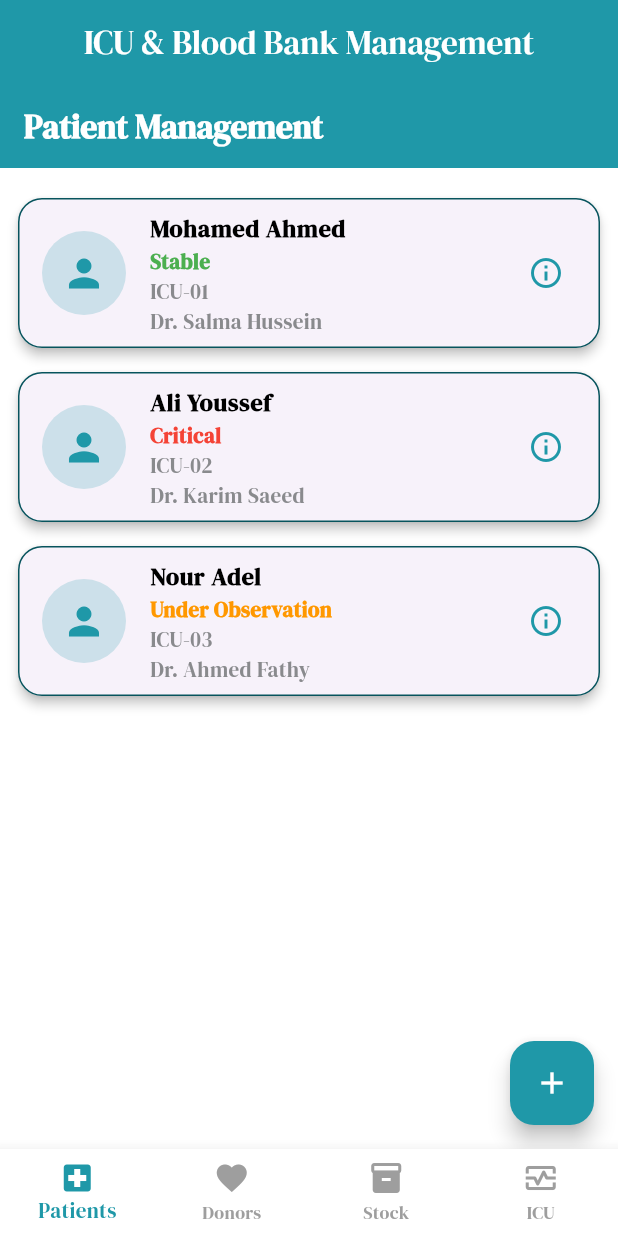
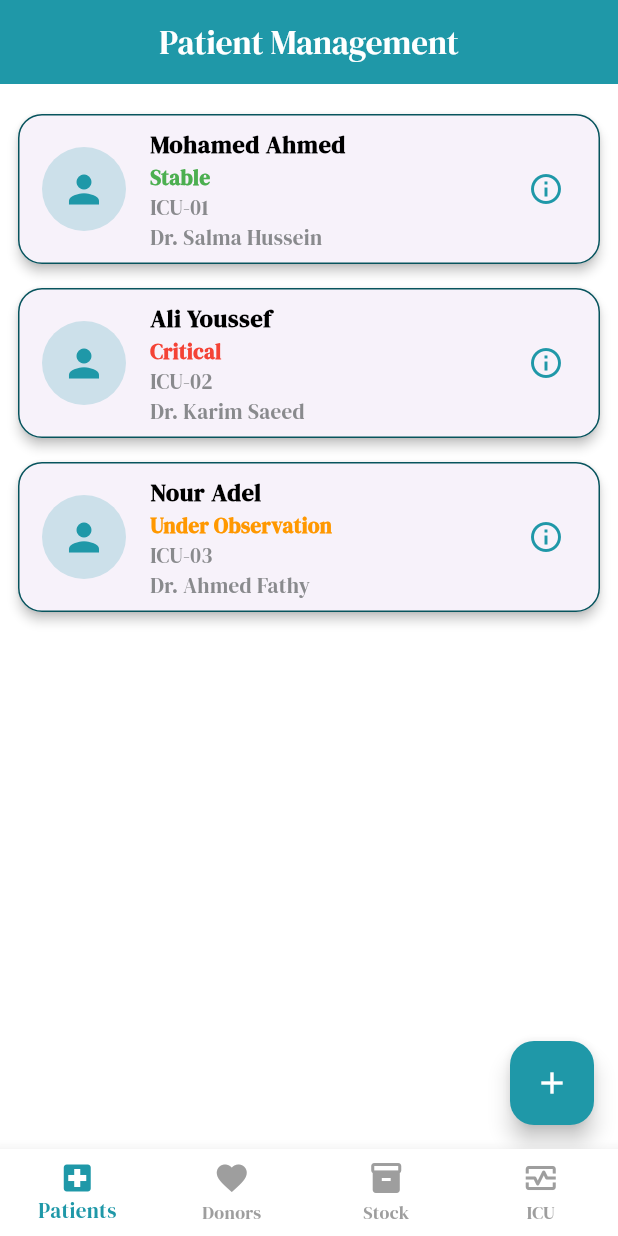
Before and after one commit to abdelrahmankhaled0/final-project, a Flutter app: the HomeScreen screen opened by its route, on a phone screen of 412 x 824 dp. Run offline on Flutter 3.47's test engine with Material 3 defaults, Android fonts, the phone set to English and light mode, and no system bars; our stand-ins replace gap, go_router, smooth_page_indicator.

Commit message:
some modifications

```diff
--- a/lib/features/home_screen/presentation/homeScreen.dart
+++ b/lib/features/home_screen/presentation/screens/home_screen.dart
@@ -1,12 +1,9 @@
 import 'package:final_project/core/utils/colors.dart';
-import 'package:final_project/features/home_screen/presentation/bloodDonors.dart';
-import 'package:final_project/features/home_screen/presentation/bloodStock.dart';
-import 'package:final_project/features/home_screen/presentation/icuScreen.dart';
-import 'package:final_project/features/home_screen/presentation/patients.dart';
+import 'package:final_project/features/blood_donors/presentation/screens/blood_donors.dart';
+import 'package:final_project/features/blood_stook/presentation/screen/blood_stock.dart';
+import 'package:final_project/features/icu/presentation/screen/icu_screen.dart';
+import 'package:final_project/features/patient/presentation/screen/patients_screen.dart';
 import 'package:flutter/material.dart';
-import '../../../core/routes/navigations.dart';
-import '../../../core/routes/routes.dart';
-
 
 class HomeScreen extends StatefulWidget {
   const HomeScreen({super.key});
@@ -20,28 +17,22 @@ class _HomeScreenState extends State<HomeScreen> {
 
   // Pages
   static final List<Widget> _pages = <Widget>[
-    Center(
-      child:
-        PatientScreen()
-    ),
-    const Center(
-      child:
-        BloodDonorsScreen()
-    ),
-    const Center(
-      child: BloodStockScreen(),
-    ),
-    const Center(
-      child:
-      ICUBedsScreen(),
+    Center(child: PatientScreen()),
+    const Center(child: BloodDonorsScreen()),
+    const Center(child: BloodStockScreen()),
+    const Center(child: ICUBedsScreen()),
+  ];
 
-    ),
+  List<String> appBarTitles = [
+    "Patient Management",
+    "Blood Donors",
+    "Blood Stock",
+    "ICU Beds Management",
   ];
 
   void _onItemTapped(int index) {
     setState(() {
       _selectedIndex = index;
-
     });
   }
 
@@ -49,7 +40,10 @@ class _HomeScreenState extends State<HomeScreen> {
   Widget build(BuildContext context) {
     return Scaffold(
       appBar: AppBar(
-        title: const Text('ICU & Blood Bank Management',style: TextStyle(color: Colors.white),),
+        title: Text(
+          appBarTitles[_selectedIndex],
+          style: TextStyle(color: Colors.white),
+        ),
         centerTitle: true,
         backgroundColor: AppColors.primaryColor,
       ),
@@ -66,14 +60,8 @@ class _HomeScreenState extends State<HomeScreen> {
             icon: Icon(Icons.local_hospital),
             label: 'Patients',
           ),
-          BottomNavigationBarItem(
-            icon: Icon(Icons.favorite),
-            label: 'Donors',
-          ),
-          BottomNavigationBarItem(
-            icon: Icon(Icons.inventory),
-            label: 'Stock',
-          ),
+          BottomNavigationBarItem(icon: Icon(Icons.favorite), label: 'Donors'),
+          BottomNavigationBarItem(icon: Icon(Icons.inventory), label: 'Stock'),
           BottomNavigationBarItem(
             icon: Icon(Icons.monitor_heart_outlined),
             label: 'ICU',
--- a/lib/features/home_screen/presentation/patients.dart
+++ b/lib/features/patient/presentation/screen/patients_screen.dart
@@ -1,8 +1,7 @@
 import 'package:final_project/core/utils/colors.dart';
 import 'package:flutter/material.dart';
 
-
-
+// ignore: use_key_in_widget_constructors
 class PatientScreen extends StatelessWidget {
   final List<Map<String, String>> patients = [
     {
@@ -10,21 +9,21 @@ class PatientScreen extends StatelessWidget {
       "status": "Stable",
       "room": "ICU-01",
       "doctor": "Dr. Salma Hussein",
-      "statusColor": "green"
+      "statusColor": "green",
     },
     {
       "name": "Ali Youssef",
       "status": "Critical",
       "room": "ICU-02",
       "doctor": "Dr. Karim Saeed",
-      "statusColor": "red"
+      "statusColor": "red",
     },
     {
       "name": "Nour Adel",
       "status": "Under Observation",
       "room": "ICU-03",
       "doctor": "Dr. Ahmed Fathy",
-      "statusColor": "orange"
+      "statusColor": "orange",
     },
   ];
 
@@ -32,16 +31,7 @@ class PatientScreen extends StatelessWidget {
   Widget build(BuildContext context) {
     return Scaffold(
       backgroundColor: AppColors.backGroundColor,
-      appBar: AppBar(
-        title: const Text(
-          'Patient Management',
-          style: TextStyle(
-            color: Colors.white,
-            fontWeight: FontWeight.bold,
-          ),
-        ),
-        backgroundColor: AppColors.primaryColor,
-      ),
+
       body: ListView.builder(
         itemCount: patients.length,
         padding: const EdgeInsets.all(12),
@@ -86,11 +76,20 @@ class PatientScreen extends StatelessWidget {
                       fontWeight: FontWeight.bold,
                     ),
                   ),
-                  Text(patient["room"]!, style: const TextStyle(color: AppColors.grayColor)),
-                  Text(patient["doctor"]!, style: const TextStyle(color: AppColors.grayColor)),
+                  Text(
+                    patient["room"]!,
+                    style: const TextStyle(color: AppColors.grayColor),
+                  ),
+                  Text(
+                    patient["doctor"]!,
+                    style: const TextStyle(color: AppColors.grayColor),
+                  ),
                 ],
               ),
-              trailing: const Icon(Icons.info_outline, color: AppColors.primaryColor),
+              trailing: const Icon(
+                Icons.info_outline,
+                color: AppColors.primaryColor,
+              ),
             ),
           );
         },
```
Also changed, not shown: lib/core/routes/routes.dart (+8 -11 lines), lib/features/authentacation/presentation/screens/signin_screen.dart (+15 -54 lines), lib/features/authentacation/presentation/widgets/default_divider.dart (+24 -0 lines), lib/features/authentacation/presentation/widgets/default_social_register.dart (+49 -0 lines), lib/features/blood_donors/presentation/screens/blood_donors.dart (renamed from lib/features/home_screen/presentation/bloodDonors.dart, +1 -9 lines), lib/features/blood_stook/presentation/screen/blood_stock.dart (added, +166 -0 lines), lib/features/home_screen/presentation/bloodStock.dart (deleted, +0 -166 lines), lib/features/icu/presentation/screen/icu_screen.dart (renamed from lib/features/home_screen/presentation/icuScreen.dart, +29 -21 lines), lib/features/welcome_screen/presentation/screens/welcome_screen.dart (+0 -9 lines).
